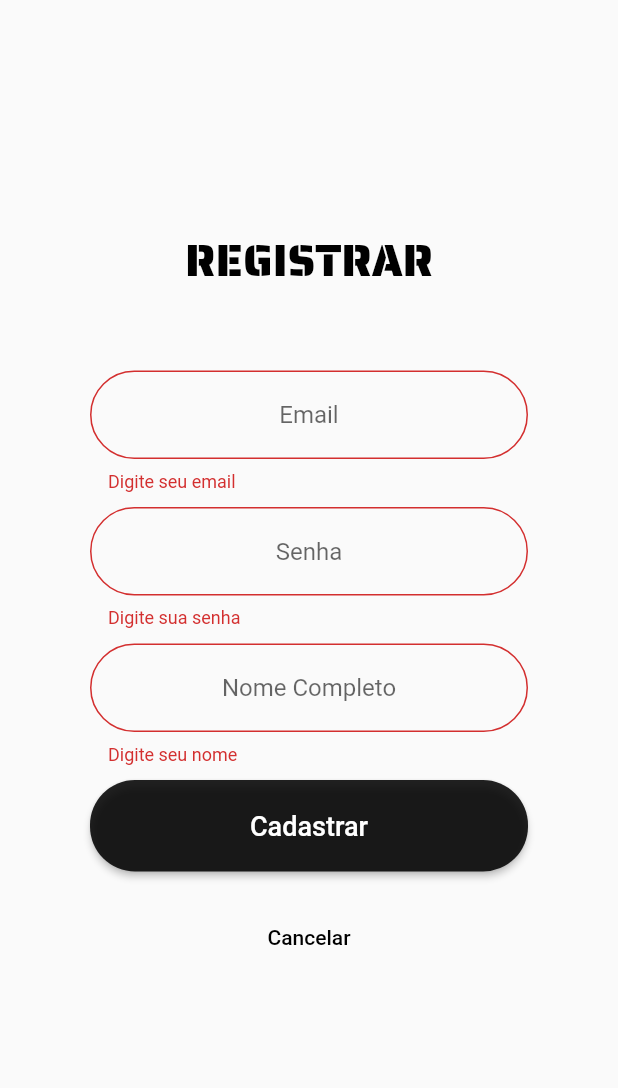
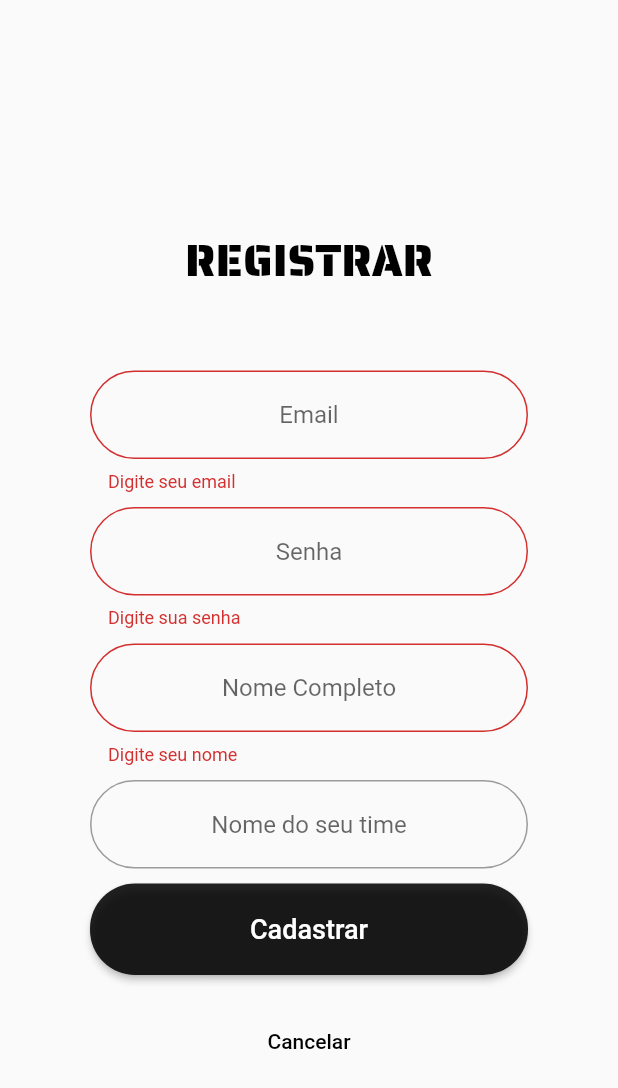
Before and after one commit to marcorozo2702/Dream-Line-Flutter, a Flutter app: the screen it shows after launch, after a tap on "ENTRAR", after a tap on "Não possui uma conta? Cadastrar-se", after a tap on "Cadastrar", on a phone screen of 412 x 824 dp. Shown: the top 1088 px of the screen. Run offline on Flutter 3.47's test engine with Material 2 defaults, Android fonts, the phone set to English and light mode, and no system bars; our stand-ins replace sqflite; accounts and stored records are empty; network calls fail.

Commit message:
Começada as modificações da tela principal Arrumado o bando de dados local

```diff
--- a/lib/helper/Databases.dart
+++ b/lib/helper/Databases.dart
@@ -25,7 +25,7 @@ class Databases {
           await db.execute(
               "CREATE TABLE $loginTable($idLoginColumn INTEGER PRIMARY KEY AUTOINCREMENT, $nomeLoginColumn TEXT, $emailLoginColumn TEXT, $senhaLoginColumn TEXT, $tokenLoginColumn TEXT);");
          await db.execute(
-            "CREATE TABLE $logadoTable ($idLogadoColumn INTEGER PRIMARY KEY AUTOINCREMENT,$login_idLogadoColumn INT, $tokenColumn TEXT);");
+            "CREATE TABLE $logadoTable ($idLogadoColumn INTEGER PRIMARY KEY AUTOINCREMENT,$login_idLogadoColumn INT, $tokenColumn TEXT, $nomeLogadoColumn TEXT, $emailLogadoColumn TEXT, $senhaLogadoColumn TEXT, $nomeequipeLogadoColumn TEXT);");
     });
   }
 
--- a/lib/helper/login_helper.dart
+++ b/lib/helper/login_helper.dart
@@ -13,12 +13,14 @@ class LoginHelper {
   Databases databases = new Databases();
 
 
-  Future<bool> saveLogado(int login_id, String tokens) async {
+  Future<bool> saveLogado(dynamic login_id, String tokens, String nome, String email, String nomeequipe) async {
     Database dbLogado = await databases.db;
     Logado logado = new Logado();
     logado.id = 1;
     logado.logado_login_id = login_id;
     logado.token = tokens;
+    logado.nome =nome;
+    logado.nomeequipe =nomeequipe;
     if (await dbLogado.insert(logadoTable, logado.toMap()) > 0) {
       return true;
     } else {
@@ -48,6 +50,18 @@ class LoginHelper {
     }
   }
 
+  Future<Logado> getInfoLogado() async {
+    Database dbLogado = await databases.db;
+    List<Map> maps = await dbLogado.rawQuery("SELECT * FROM $logadoTable");
+    if (maps.length > 0) {
+      Logado usuariologado = Logado.fromMap(maps.first);
+      print(usuariologado);
+      return usuariologado;
+    } else {
+      return null;
+    }
+  }
+
   Future<int> deleteLogado() async {
     Database dbLogin = await databases.db;
     await dbLogin.delete(logadoTable);
@@ -61,9 +75,12 @@ class LoginHelper {
 }
 
 class Logado {
-  int id;
-  int logado_login_id;
+  dynamic id;
+  dynamic logado_login_id;
   String token;
+  String nome;
+  String email;
+  String nomeequipe;
 
   Logado();
 
@@ -71,15 +88,26 @@ class Logado {
     id = map[idLogadoColumn];
     logado_login_id = map[login_idLogadoColumn];
     token = map[tokenColumn];
+    email = map[emailLogadoColumn];
+    nome = map[nomeLogadoColumn];
+    nomeequipe = map[nomeequipeLogadoColumn];
   }
 
   Map toMap() {
     Map<String, dynamic> map = {
       idLoginColumn: id,
       login_idLogadoColumn: logado_login_id,
-      tokenColumn: token
+      tokenColumn: token,
+      emailLogadoColumn: email,
+      nomeLogadoColumn: nome,
+      nomeequipeLogadoColumn: nomeequipe
     };
     return map;
+  }
+
+  @override
+  String toString() {
+    return "Logado(id: $id, logado_id: $logado_login_id,token: $token, name: $nome, email: $email, nomeequipe: $nomeequipeLogadoColumn )";
   }
 }
 
@@ -89,6 +117,7 @@ class Login {
   String email;
   String senha;
   String token;
+  String nomeequipe;
 
   Login();
 
--- a/lib/main.dart
+++ b/lib/main.dart
@@ -9,6 +9,7 @@ void main() async{
   LoginHelper helper = LoginHelper();
   //get login_id e token
   String logado =await helper.getLogado();
+  Logado users = await helper.getInfoLogado();
   int login_id =await helper.getLogadoid();
 
   SystemChrome.setPreferredOrientations([
@@ -17,7 +18,7 @@ void main() async{
   ]);
 
   runApp(MaterialApp(
-    home: (logado != null) ? Principal(logado, login_id) : LoginScreen(),
+    home: (logado != null) ? Principal(logado, login_id, users.nome, users.nomeequipe) : LoginScreen(),
     debugShowCheckedModeBanner: false,
   ));
 }
--- a/lib/ui/Cadastro.dart
+++ b/lib/ui/Cadastro.dart
@@ -20,6 +20,7 @@ class _CadastroState extends State<Cadastro> {
   final _nomeController = TextEditingController();
   final _emailController = TextEditingController();
   final _senhaController = TextEditingController();
+  final _nomeequipeController = TextEditingController();
   final _emailFocus = FocusNode();
   final _formCadastro = GlobalKey<FormState>();
 
@@ -112,6 +113,28 @@ class _CadastroState extends State<Cadastro> {
                 SizedBox(
                   height: 10,
                 ),
+                TextFormField(
+                  controller: _nomeequipeController,
+                  textAlign: TextAlign.center,
+                  decoration: InputDecoration(
+                    border: OutlineInputBorder(
+                      borderRadius: BorderRadius.circular(30.0),
+                      borderSide: BorderSide(
+                          style: BorderStyle.solid, color: Colors.black),
+                    ),
+                    hintText: "Nome do seu time",
+                    //labelText: "Senha"
+                  ),
+//                  validator: (value) {
+//                    if (value.isEmpty) {
+//                      return 'Digite seu nome';
+//                    }
+//                    return null;
+//                  },
+                ),
+                SizedBox(
+                  height: 10,
+                ),
                 RaisedButton(
                   padding: EdgeInsets.all(20),
                   child: Row(
@@ -134,15 +157,17 @@ class _CadastroState extends State<Cadastro> {
                           _emailController.text,
                           _senhaController.text) !=
                           null) {
-                        Login user = await api.login(
+                        Logado user = await api.login(
                             _emailController.text, _senhaController.text);
                         if (user != null) {
-                          helper.saveLogado(user.id, user.token);
-                          Navigator.push(
-                              context,
-                              MaterialPageRoute(
-                                  builder: (context) =>
-                                      Principal(user.token, user.id)));
+                          helper.saveLogado(user.id, user.token, user.nome, user.email, user.nomeequipe);
+                          if(await api.cadastroequipe(_nomeequipeController.text, user.id, user.token)){
+                          }
+//                          Navigator.push(
+//                              context,
+//                              MaterialPageRoute(
+//                                  builder: (context) =>
+//                                      Principal(user.token, user.id)));
                         }
                       } else {
                         dialog.showAlertDialog(
--- a/lib/ui/Login.dart
+++ b/lib/ui/Login.dart
@@ -125,15 +125,17 @@ class _LoginScreenState extends State<LoginScreen> {
                             borderRadius: BorderRadius.circular(30.0)),
                         onPressed: () async {
                           if (_formLogin.currentState.validate()) {
-                            Login user = await api.login(
+                            Logado user = await api.login(
                                 _emailController.text, _senhaController.text);
                             if (user != null) {
-                              helper.saveLogado(user.id, user.token);
+                              helper.saveLogado(user.id, user.token, user.nome, user.email, user.nomeequipe);
+//                              print(user.nome);
+                              print(user.nomeequipe);
                               Navigator.pop(context);
                               await Navigator.pushReplacement(
                                   context,
                                   MaterialPageRoute(
-                                      builder: (context) => Principal(user.token, user.id)
+                                      builder: (context) => Principal(user.token, user.id, user.nome, user.nomeequipe)
                                   ));
                             } else{
                               dialog.showAlertDialog(
--- a/lib/ui/Menu.dart
+++ b/lib/ui/Menu.dart
@@ -49,12 +49,13 @@ class _MenuState extends State<Menu> {
             onTap: () async {
               LoginHelper helper = LoginHelper();
               String logado = await helperLog.getLogado();
+              Logado users = await helper.getInfoLogado();
               int login_id =await helper.getLogadoid();
 
               Navigator.pushReplacement(
                 context,
                 MaterialPageRoute(
-                  builder: (context) => Principal(logado, login_id),
+                  builder: (context) => Principal(logado, login_id, users.nome, users.nomeequipe),
                 ),
               );
             },
--- a/lib/ui/Principal.dart
+++ b/lib/ui/Principal.dart
@@ -1,12 +1,15 @@
+import 'package:drreamlineflutter_app/helper/login_helper.dart';
 import 'package:flutter/material.dart';
 import 'package:drreamlineflutter_app/ui/Menu.dart';
 
 class Principal extends StatefulWidget {
 
   String token;
-  int login_id;
+  String nome;
+  dynamic login_id;
+  String nomeequipe;
 
-  Principal(this.token, this.login_id);
+  Principal(this.token, this.login_id, this.nome, this.nomeequipe);
   @override
   _PrincipalState createState() => _PrincipalState();
 }
@@ -14,11 +17,11 @@ class Principal extends StatefulWidget {
 class _PrincipalState extends State<Principal> {
 
 
+
   @override
   void initState() {
     super.initState();
     print(widget.token);
-
   }
 
   @override
@@ -76,7 +79,7 @@ class _PrincipalState extends State<Principal> {
                           Row(
                             children: <Widget>[
                               Text(
-                                "MIBR",
+                                widget.nomeequipe,
                                 style: TextStyle(
                                     fontSize: 22,
                                     color: Colors.black,
@@ -87,9 +90,9 @@ class _PrincipalState extends State<Principal> {
                           Row(
                             children: <Widget>[
                               Text(
-                                "Marco Antonio Rozo",
+                                widget.nome,
                                 style: TextStyle(
-                                    fontSize: 12,
+                                    fontSize: 20,
                                     color: Colors.black,
                                     fontFamily: 'Saira'),
                               ),
@@ -163,4 +166,5 @@ class _PrincipalState extends State<Principal> {
       ),
     );
   }
+
 }
--- a/lib/utils/Strings.dart
+++ b/lib/utils/Strings.dart
@@ -6,8 +6,13 @@ final String nomeLoginColumn = "nome";
 final String emailLoginColumn = "email";
 final String senhaLoginColumn = "senha";
 final String tokenLoginColumn = "token";
+//final String nomeequipe = "nomeequipe";
 
 final String logadoTable = "logadoTable";
 final String idLogadoColumn = "id";
+final String nomeLogadoColumn = "nome";
+final String emailLogadoColumn = "email";
+final String senhaLogadoColumn = "senha";
 final String login_idLogadoColumn = "login_id";
+final String nomeequipeLogadoColumn = "nomeequipe";
 final String tokenColumn = "token";
```
Also changed, not shown: lib/helper/Api.dart (+15 -4 lines).
